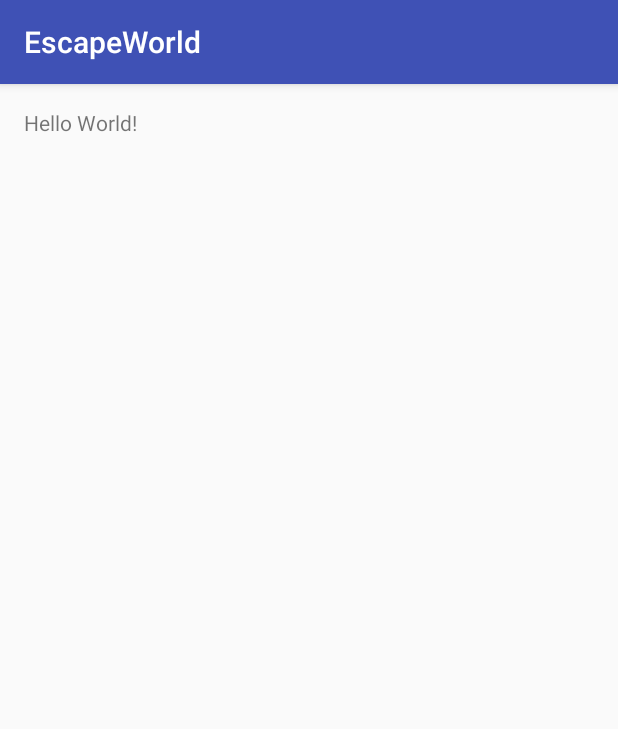
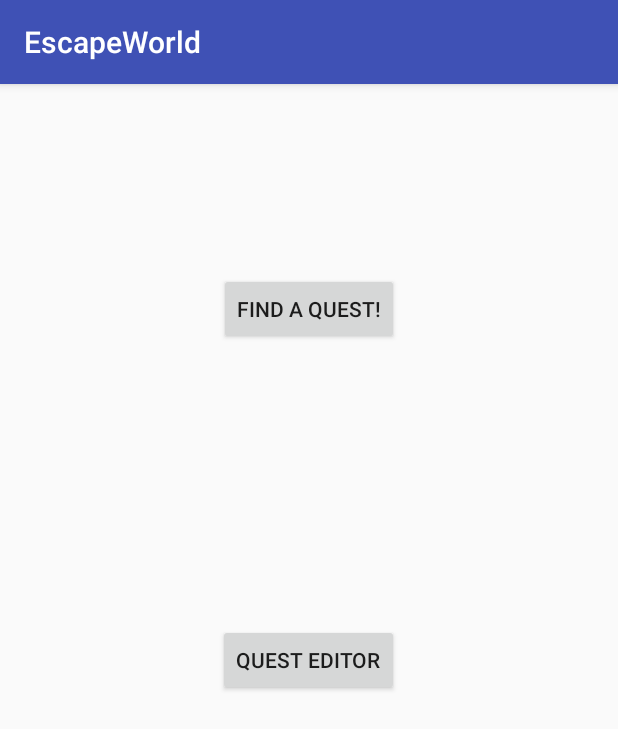
Before and after one commit to orish88/EscapeWorld, an Android app: the screen it shows after launch (StartMenuActivity), on a phone screen of 412 x 824 dp. Shown: the top 729 px of the screen. Run offline under Robolectric (Android 15) with nearby library versions, the phone set to English and light mode, and no system bars.

Commit message:
oop stuff1

```diff
--- a/app/build.gradle
+++ b/app/build.gradle
@@ -26,4 +26,5 @@ dependencies {
     })
     compile 'com.android.support:appcompat-v7:25.1.1'
     testCompile 'junit:junit:4.12'
+    compile 'com.google.android.gms:play-services-maps:10.0.1'
 }
--- a/app/src/main/AndroidManifest.xml
+++ b/app/src/main/AndroidManifest.xml
@@ -15,6 +15,7 @@
                 <category android:name="android.intent.category.LAUNCHER" />
             </intent-filter>
         </activity>
+        <activity android:name=".FindQuestActivity"></activity>
     </application>
 
 </manifest>
--- a/app/src/main/java/com/sh/ori/escapeworld/StartMenuActivity.java
+++ b/app/src/main/java/com/sh/ori/escapeworld/StartMenuActivity.java
@@ -3,30 +3,36 @@ package com.sh.ori.escapeworld;
 import android.support.v7.app.AppCompatActivity;
 import android.os.Bundle;
 import android.util.Log;
+import android.view.View;
+import android.widget.Button;
 
 import java.util.ArrayList;
 
-public class StartMenuActivity extends AppCompatActivity {
+public class StartMenuActivity extends AppCompatActivity implements View.OnClickListener {
+
+    Button btFindQuest;
+    Button btCreateQuest;
 
     @Override
     protected void onCreate(Bundle savedInstanceState) {
         super.onCreate(savedInstanceState);
         setContentView(R.layout.activity_start_menu);
         Log.d("notes","startMenu on create called");
-        ArrayList<Item> inv = new ArrayList<Item>();
-        ArrayList<Box> boxes = new ArrayList<Box>();
-        Riddle r = new Riddle("","","");
-        if(r.checkAnswer(""))
-        {
-            inv.addAll(inv.size(),r.getItemList());
-
-        }
+        btFindQuest = (Button) findViewById(R.id.bt_find_quest);
+        btCreateQuest = (Button) findViewById(R.id.bt_create_quest);
 
     }
-    private String getNameFromClassName(String className){
-        String[] spl = className.split("\\.");
-        return spl[spl.length-1];
 
 
+    @Override
+    public void onClick(View v) {
+        switch (v.getId()){
+            case(R.id.bt_find_quest):
+//                startActivityForResult();
+                break;
+            case(R.id.bt_create_quest):
+//                startActivityForResult();
+                break;
+        }
     }
 }
--- a/app/src/main/res/layout/activity_start_menu.xml
+++ b/app/src/main/res/layout/activity_start_menu.xml
@@ -10,8 +10,20 @@
     android:paddingTop="@dimen/activity_vertical_margin"
     tools:context="com.sh.ori.escapeworld.StartMenuActivity">
 
-    <TextView
+    <Button
+        android:text="@string/find_quest"
         android:layout_width="wrap_content"
         android:layout_height="wrap_content"
-        android:text="Hello World!" />
+        android:layout_marginTop="110dp"
+        android:id="@+id/bt_find_quest"
+        android:layout_alignParentTop="true"
+        android:layout_centerHorizontal="true" />
+
+    <Button
+        android:text="@string/create_quest"
+        android:layout_width="wrap_content"
+        android:layout_height="wrap_content"
+        android:id="@+id/bt_create_quest"
+        android:layout_centerVertical="true"
+        android:layout_centerHorizontal="true" />
 </RelativeLayout>
--- a/app/src/main/res/values/strings.xml
+++ b/app/src/main/res/values/strings.xml
@@ -1,3 +1,6 @@
 <resources>
     <string name="app_name">EscapeWorld</string>
+    <string name="find_quest">Find a quest!</string>
+    <string name="create_quest">Quest Editor</string>
+
 </resources>
```
Also changed, not shown: app/src/main/java/com/sh/ori/escapeworld/FindQuestActivity.java (added, +13 -0 lines), app/src/main/res/layout/activity_find_quest.xml (added, +19 -0 lines).
